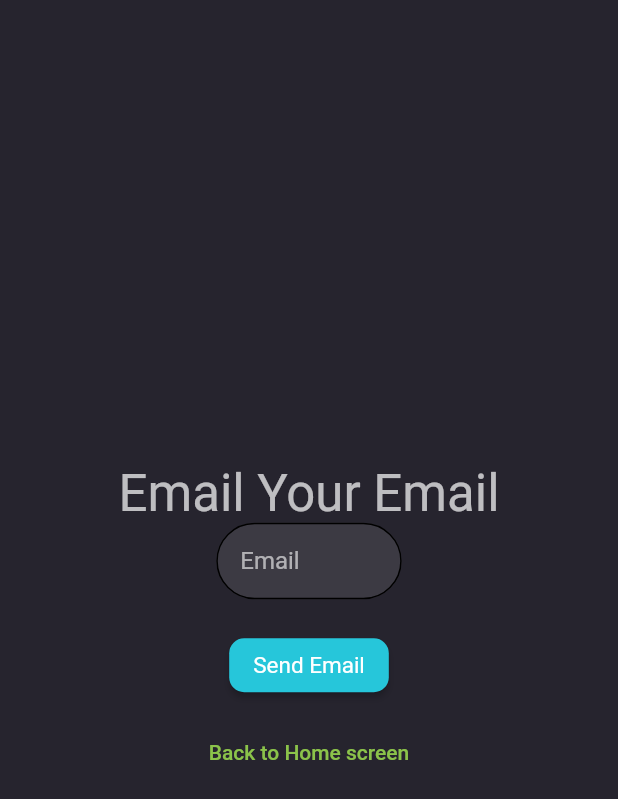
After one commit to salman-byte/meeter, a Flutter app: the screen it shows after launch, after a tap on "Forgot Password?", on a phone screen of 412 x 824 dp. The commit adds this screen. Shown: the top 799 px of the screen. Run offline on Flutter 3.47's test engine with Material 2 defaults, Android fonts, the phone set to English and light mode, and no system bars; our stand-ins replace cloud_firestore, file_picker, firebase_auth, firebase_core, firebase_storage, flutter_chat_types and 5 more; missing offline and left inert: cr_calendar, flutter_animated_dialog, webviewx; accounts and stored records are empty; statements that could not run were skipped.

Commit message:
add forgot password feature

```diff
--- a/lib/main.dart
+++ b/lib/main.dart
@@ -12,6 +12,8 @@ import 'package:meeter/models/groupModel.dart';
 import 'package:meeter/models/messageModel.dart';
 import 'package:meeter/models/userModel.dart';
 import 'package:meeter/res/colors.dart';
+import 'package:meeter/screens/authUiCOmponents/confirmEmail.dart';
+import 'package:meeter/screens/authUiCOmponents/forgotPassword.dart';
 
 // import 'package:meeter/chat_area.dart';
 import 'package:meeter/screens/chat_page.dart';
@@ -93,6 +95,10 @@ class _MyAppState extends State<MyApp> {
     routes: {
       '/': (uri, params) =>
           MaterialPage(child: MyHomePage(title: 'Meeter Home Page')),
+      '/forgot-password': (uri, params) =>
+          MaterialPage(child: ForgotPassword()),
+      '/confirm-email': (uri, params) => MaterialPage(child: ConfirmEmail()),
+      // '/': (uri, params) => MaterialPage(child: ConfirmEmail()),
       // '/': (uri, params) => MaterialPage(
       //         child: Meeting(
       //       id: '7a8a1896-6e1f-4368-8e6d-edeca0988cb2',
--- a/lib/screens/authUI.dart
+++ b/lib/screens/authUI.dart
@@ -5,6 +5,7 @@ import '../services/emailAuthService.dart';
 import '../utils/theme_notifier.dart';
 import '../widgets/custom_text_field.dart';
 import '../widgets/custom_button.dart';
+import 'authUiCOmponents/forgotPassword.dart';
 
 class SignInSignUpFlow extends StatefulWidget {
   final bool inDialogMode;
@@ -269,7 +270,17 @@ class LoginForm extends StatelessWidget {
               },
               buttonColor: Colors.red,
               textColor: Colors.white,
-            )
+            ),
+            SizedBox(height: 10),
+            TextButton(
+              onPressed: () {
+                VxNavigator.of(context).push(Uri.parse(ForgotPassword.id));
+              },
+              child: Text(
+                'Forgot Password?',
+                style: TextStyle(fontSize: 12),
+              ),
+            ),
           ],
         ),
       ),
@@ -310,7 +321,6 @@ class SignupForm extends StatelessWidget {
           children: <Widget>[
             CustomTextField(
               controller: nameInputController,
-              obscureText: true,
               labelText: "Full Name",
               onChanged: (value) {
                 password = value;
--- /dev/null
+++ b/lib/screens/authUiCOmponents/forgotPassword.dart
@@ -0,0 +1,126 @@
+import 'package:flutter/material.dart';
+import 'package:firebase_auth/firebase_auth.dart';
+import 'package:meeter/widgets/custom_button.dart';
+import 'package:meeter/widgets/custom_text_field.dart';
+import 'package:velocity_x/velocity_x.dart';
+
+import 'confirmEmail.dart';
+
+class ForgotPassword extends StatefulWidget {
+  static String id = '/forgot-password';
+
+  @override
+  _ForgotPasswordState createState() => _ForgotPasswordState();
+}
+
+class _ForgotPasswordState extends State<ForgotPassword> {
+  final _auth = FirebaseAuth.instance;
+  bool isErrorOccured = false;
+  String? errorMsg;
+  final _formKey = GlobalKey<FormState>();
+  TextEditingController emailInputController = TextEditingController();
+
+  _passwordReset() async {
+    try {
+      _formKey.currentState?.save();
+      final user =
+          await _auth.sendPasswordResetEmail(email: emailInputController.text);
+
+      VxNavigator.of(context).push(Uri.parse(ConfirmEmail.id));
+    } on FirebaseException catch (e) {
+      print(e);
+
+      setState(() {
+        errorMsg = e.message.toString();
+        isErrorOccured = true;
+      });
+    } catch (e) {
+      print(e);
+      setState(() {
+        errorMsg = e.toString();
+        isErrorOccured = true;
+      });
+    }
+  }
+
+  @override
+  void dispose() {
+    emailInputController.dispose();
+    super.dispose();
+  }
+
+  @override
+  Widget build(BuildContext context) {
+    return Scaffold(
+      body: Center(
+        widthFactor: context.safePercentWidth * 40,
+        heightFactor: context.safePercentHeight * 40,
+        child: LimitedBox(
+          maxWidth: context.safePercentWidth * 40,
+          maxHeight: context.safePercentHeight * 40,
+          child: Form(
+            key: _formKey,
+            child: Container(
+              child: Padding(
+                padding: EdgeInsets.symmetric(horizontal: 30.0),
+                child: Column(
+                  mainAxisAlignment: MainAxisAlignment.center,
+                  mainAxisSize: MainAxisSize.min,
+                  children: [
+                    const SizedBox(height: 10.0),
+                    isErrorOccured == true
+                        ? Container(
+                            padding: EdgeInsets.all(10),
+                            margin:
+                                const EdgeInsets.only(top: 16.0, left: 16.0),
+                            color: Colors.red,
+                            child: Text(errorMsg!),
+                          )
+                        : Container(),
+                    Text(
+                      'Email Your Email',
+                      style: Theme.of(context).textTheme.headline4,
+                    ),
+                    SizedBox(
+                      width: context.safePercentWidth * 30,
+                      child: CustomTextField(
+                        controller: emailInputController,
+                        validator: (value) {
+                          if (!emailInputController.text.contains('@') ||
+                              !emailInputController.text.endsWith('.com')) {
+                            return "Email must contain '@' and end with '.com'";
+                          }
+                          return null;
+                        },
+                        labelText: 'Email',
+                      ),
+                    ),
+                    SizedBox(height: 20),
+                    CustomButton(
+                      autoSize: true,
+                      text: 'Send Email',
+                      onPressed: () {
+                        if (_formKey.currentState!.validate()) {
+                          _passwordReset();
+                        }
+                        print(emailInputController.text);
+                      },
+                    ),
+                    SizedBox(height: 10),
+                    TextButton(
+                      child: Text('Back to Home screen'),
+                      onPressed: () {
+                        VxNavigator.of(context).popToRoot();
+                        // .push(Uri.parse('/'));
+                      },
+                    )
+                  ],
+                ),
+              ),
+            ),
+          ),
+        ),
+      ),
+    );
+  }
+}
```
Also changed, not shown: lib/screens/authUiCOmponents/confirmEmail.dart (added, +24 -0 lines).
